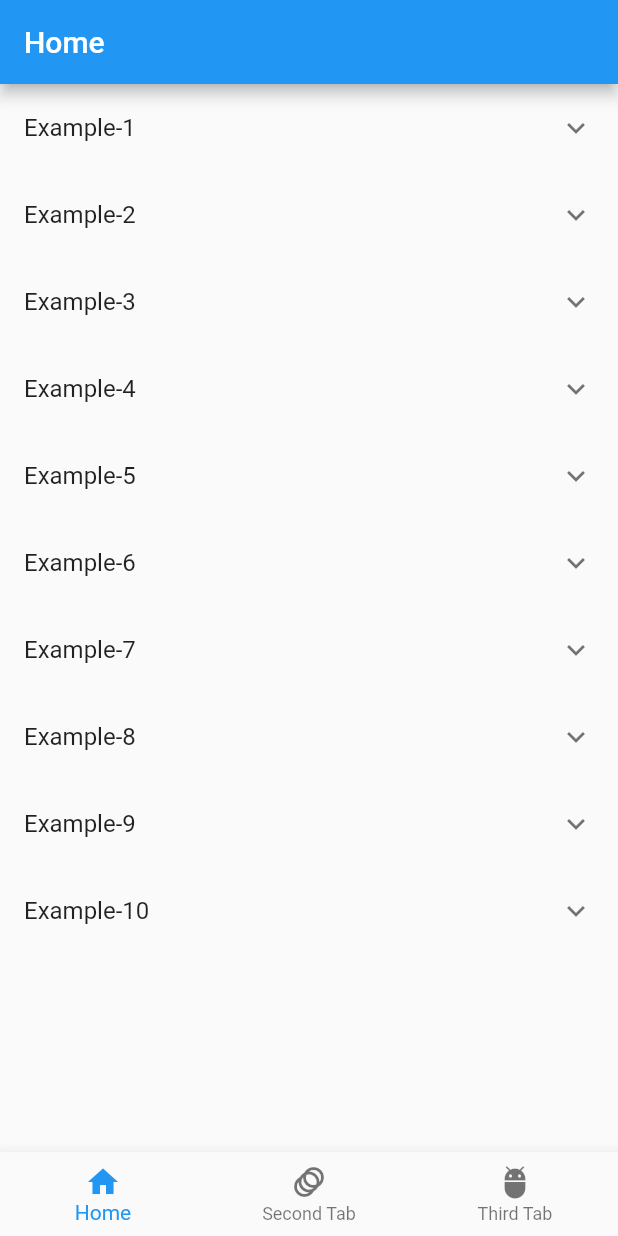
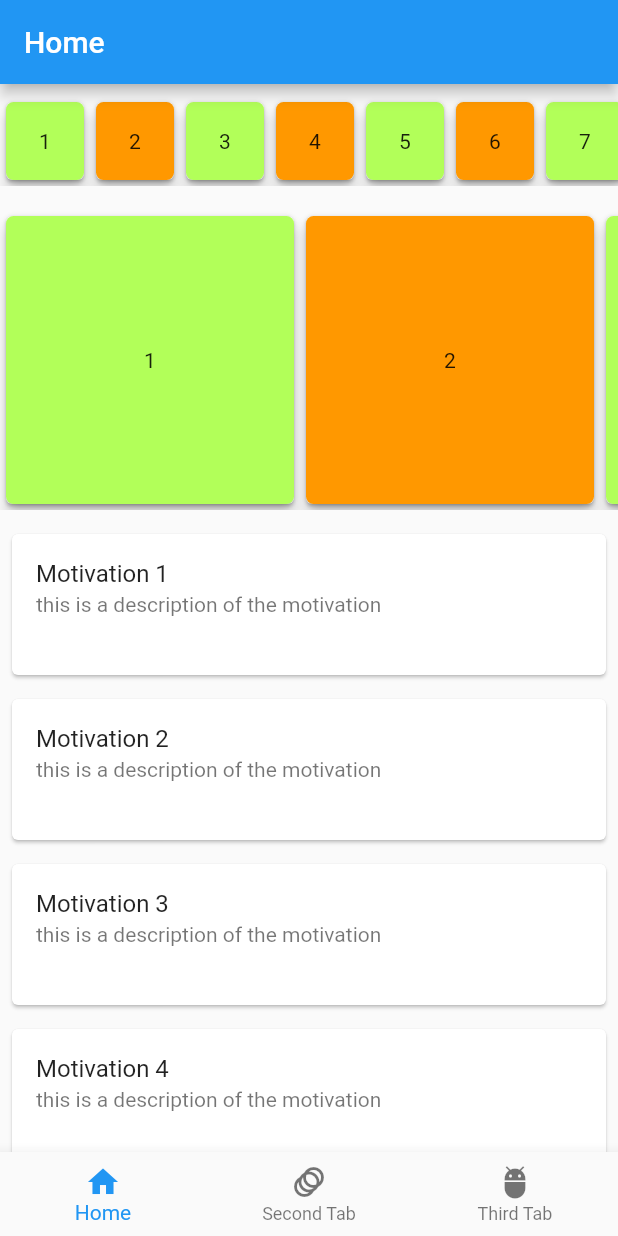
Before and after one commit to kiranofans/Movie-App, a Flutter app: the screen it shows after launch, on a phone screen of 412 x 824 dp. Run offline on Flutter 3.47's test engine with Material 2 defaults, Android fonts, the phone set to English and light mode, and no system bars.

Commit message:
played with horizontal and vertical ListView

```diff
--- a/lib/home/PageHome.dart
+++ b/lib/home/PageHome.dart
@@ -1,5 +1,6 @@
 import 'package:flutter/material.dart';
 import 'package:movie_app/Data.dart';
+import 'package:movie_app/home/PageTwo.dart';
 
 class PageHome extends StatefulWidget {
   final List<Data> dataList;
@@ -15,34 +16,68 @@ class PageHome extends StatefulWidget {
 class PageHomeState extends State<PageHome> {
   @override
   Widget build(BuildContext context) {
+    return new Scaffold(
+      body: ListView(
+        children: [
+          horizontalList(60.0, 60.0),
+          horizontalList(200.0, 200.0),
+          verticalListWithCards(),
+        ],
+      ),
+    );
+  }
+
+  Widget verticalListWithCards(){
+    final int count = 4;
     return ListView.builder(
-      itemCount: widget.dataList.length,
-      itemBuilder: (context, index) {
-        return ExpansionTile(
-          key: PageStorageKey('${widget.dataList[index].id}'),
-          title: Text(widget.dataList[index].title),
-          // onExpansionChanged: (b) => setState(() {
-          //       widget.dataList[index].expanded = b;
-          //       PageStorage.of(context).writeState(context, b,
-          //           identifier: ValueKey(
-          //             '${widget.dataList[index].id}',
-          //           ));
-          //     }),
-          // initiallyExpanded: widget.dataList[index].expanded,
-          //  PageStorage.of(context).readState(
-          //           context,
-          //           identifier: ValueKey(
-          //             '${widget.dataList[index].id}',
-          //           ),
-          //         ) ??
-          //     false,
-          children: <Widget>[
-            Container(
-              color: index % 2 == 0 ? Colors.orange : Colors.limeAccent,
-              height: 100.0,
-            ),
-          ],
+      shrinkWrap: true,
+      itemCount: count ?? 0,
+      itemExtent: 110.0,
+      itemBuilder: (context,index){
+        index+=1;
+        return GestureDetector(
+            onTap: () => print("$index clicked"),
+            child: Card(
+                margin: EdgeInsets.all(8.0),
+                child:ListTile(
+                    title: Text('Motivation $index'),
+                    subtitle: Text('this is a description of the motivation')
+                )
+              /** Can also use Material class here by make Material
+               *  a child of Card, then add ListTile as a child to Material*/
+            )
         );
-      });
+      }
+    );
+  }
+
+  Widget horizontalList(double itemExtent,double height){
+    int count = 15;
+    return Container(
+       margin: EdgeInsets.symmetric(vertical: 8.0),
+       height: height,
+       child:ListView.builder(
+         shrinkWrap: true,
+         itemExtent: itemExtent,
+         scrollDirection: Axis.horizontal,
+         itemCount: count ?? 0,
+         itemBuilder: (context,index) {
+           index+=1;
+           return new GestureDetector(
+              onTap: () => print("$index clicked"),
+              child: new Card(
+                child:new Material(
+                    elevation: 4.0,
+                    borderRadius: BorderRadius.circular(5.0),
+                    color: index % 2 == 0? Colors.orange:Colors.lightGreenAccent,
+                    child:Center(
+                      child: Text(index.toString()),
+                    )
+                )
+              )
+           );
+         }
+       ),
+    );
   }
 }
--- a/lib/home/PageThird.dart
+++ b/lib/home/PageThird.dart
@@ -6,8 +6,8 @@ class PageThird extends StatefulWidget {
   final List<Data> dataList;
 
   //Line to define this class
-  PageThird(
-      {Key key, this.dataList //must initialize the dataList in the class define
+  PageThird({Key key, this.dataList
+    //must initialize the dataList in the class define
       })
       : super(key: key);
 
@@ -18,9 +18,10 @@ class PageThirdState extends State<PageThird> {
   @override
   Widget build(BuildContext context) {
     return ListView.builder(
+        shrinkWrap: true,
         itemCount: widget.dataList.length,
         itemBuilder: (context, index) {
-          return ExpansionTile(
+          return ExpansionTile( //expandable list view
             key: PageStorageKey('${widget.dataList[index].id}'),
             title: Text(widget.dataList[index].title),
             // onExpansionChanged: (b) => setState(() {
@@ -38,9 +39,9 @@ class PageThirdState extends State<PageThird> {
             //           ),
             //         ) ??
             //     false,
-            children: <Widget>[
+            children: <Widget>[ //expand and collapse
               Container(
-                color: index % 2 == 0 ? Colors.redAccent : Colors.lightBlue,
+                color: index % 2 == 0 ? Colors.orange : Colors.limeAccent,
                 height: 100.0,
               ),
             ],
```
Also changed, not shown: 1 other file.
